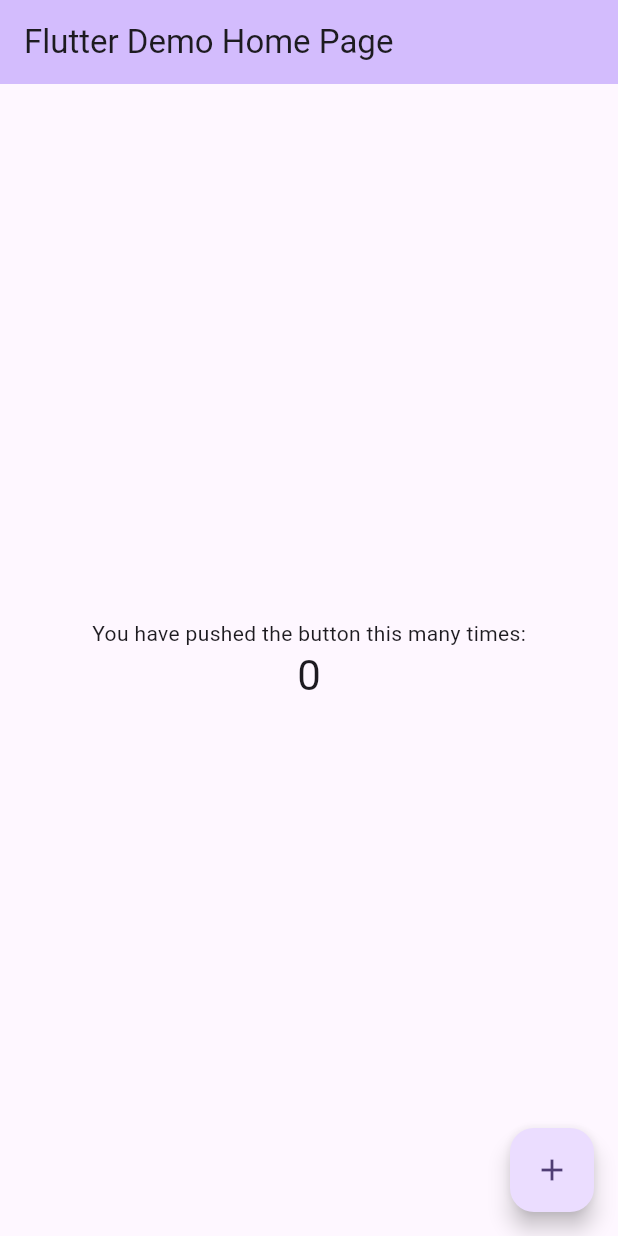
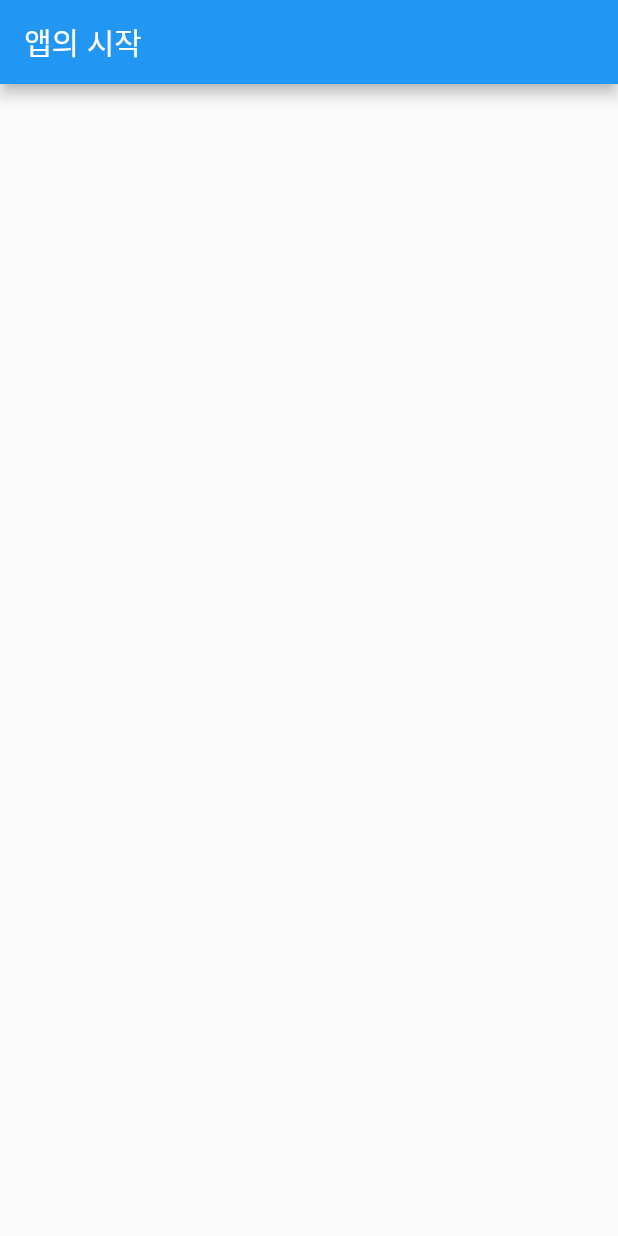
Before and after one commit to novellus1013/CashHeart, a Flutter app: the screen it shows after launch, on a phone screen of 412 x 824 dp. Run offline on Flutter 3.47's test engine with Material 3 defaults, Android fonts, the phone set to English and light mode, and no system bars.

```diff
--- /dev/null
+++ b/lib/app.dart
@@ -0,0 +1,14 @@
+import 'package:flutter/material.dart';
+
+class App extends StatelessWidget {
+  const App({super.key});
+
+  @override
+  Widget build(BuildContext context) {
+    return Scaffold(
+      appBar: AppBar(
+        title: const Text("앱의 시작"),
+      ),
+    );
+  }
+}
--- a/lib/main.dart
+++ b/lib/main.dart
@@ -1,3 +1,4 @@
+import 'package:cashheart/app.dart';
 import 'package:flutter/material.dart';
 
 void main() {
@@ -11,115 +12,11 @@ class MyApp extends StatelessWidget {
   @override
   Widget build(BuildContext context) {
     return MaterialApp(
-      title: 'Flutter Demo',
+      title: 'CashHeart',
       theme: ThemeData(
-        // This is the theme of your application.
-        //
-        // TRY THIS: Try running your application with "flutter run". You'll see
-        // the application has a purple toolbar. Then, without quitting the app,
-        // try changing the seedColor in the colorScheme below to Colors.green
-        // and then invoke "hot reload" (save your changes or press the "hot
-        // reload" button in a Flutter-supported IDE, or press "r" if you used
-        // the command line to start the app).
-        //
-        // Notice that the counter didn't reset back to zero; the application
-        // state is not lost during the reload. To reset the state, use hot
-        // restart instead.
-        //
-        // This works for code too, not just values: Most code changes can be
-        // tested with just a hot reload.
-        colorScheme: ColorScheme.fromSeed(seedColor: Colors.deepPurple),
-        useMaterial3: true,
+        useMaterial3: false,
       ),
-      home: const MyHomePage(title: 'Flutter Demo Home Page'),
+      home: const App(),
     );
   }
 }
-
-class MyHomePage extends StatefulWidget {
-  const MyHomePage({super.key, required this.title});
-
-  // This widget is the home page of your application. It is stateful, meaning
-  // that it has a State object (defined below) that contains fields that affect
-  // how it looks.
-
-  // This class is the configuration for the state. It holds the values (in this
-  // case the title) provided by the parent (in this case the App widget) and
-  // used by the build method of the State. Fields in a Widget subclass are
-  // always marked "final".
-
-  final String title;
-
-  @override
-  State<MyHomePage> createState() => _MyHomePageState();
-}
-
-class _MyHomePageState extends State<MyHomePage> {
-  int _counter = 0;
-
-  void _incrementCounter() {
-    setState(() {
-      // This call to setState tells the Flutter framework that something has
-      // changed in this State, which causes it to rerun the build method below
-      // so that the display can reflect the updated values. If we changed
-      // _counter without calling setState(), then the build method would not be
-      // called again, and so nothing would appear to happen.
-      _counter++;
-    });
-  }
-
-  @override
-  Widget build(BuildContext context) {
-    // This method is rerun every time setState is called, for instance as done
-    // by the _incrementCounter method above.
-    //
-    // The Flutter framework has been optimized to make rerunning build methods
-    // fast, so that you can just rebuild anything that needs updating rather
-    // than having to individually change instances of widgets.
-    return Scaffold(
-      appBar: AppBar(
-        // TRY THIS: Try changing the color here to a specific color (to
-        // Colors.amber, perhaps?) and trigger a hot reload to see the AppBar
-        // change color while the other colors stay the same.
-        backgroundColor: Theme.of(context).colorScheme.inversePrimary,
-        // Here we take the value from the MyHomePage object that was created by
-        // the App.build method, and use it to set our appbar title.
-        title: Text(widget.title),
-      ),
-      body: Center(
-        // Center is a layout widget. It takes a single child and positions it
-        // in the middle of the parent.
-        child: Column(
-          // Column is also a layout widget. It takes a list of children and
-          // arranges them vertically. By default, it sizes itself to fit its
-          // children horizontally, and tries to be as tall as its parent.
-          //
-          // Column has various properties to control how it sizes itself and
-          // how it positions its children. Here we use mainAxisAlignment to
-          // center the children vertically; the main axis here is the vertical
-          // axis because Columns are vertical (the cross axis would be
-          // horizontal).
-          //
-          // TRY THIS: Invoke "debug painting" (choose the "Toggle Debug Paint"
-          // action in the IDE, or press "p" in the console), to see the
-          // wireframe for each widget.
-          mainAxisAlignment: MainAxisAlignment.center,
-          children: <Widget>[
-            const Text(
-              'You have pushed the button this many times:',
-            ),
-            Text(
-              '$_counter',
-              style: Theme.of(context).textTheme.headlineMedium,
-            ),
-          ],
-        ),
-      ),
-      floatingActionButton: FloatingActionButton(
-        onPressed: _incrementCounter,
-        tooltip: 'Increment',
-        child: const Icon(Icons.add),
-      ), // This trailing comma makes auto-formatting nicer for build methods.
-    );
-  }
-}
```
Also changed, not shown: lib/util/gaps.dart (added, +67 -0 lines), lib/util/sizes.dart (added, +32 -0 lines).
